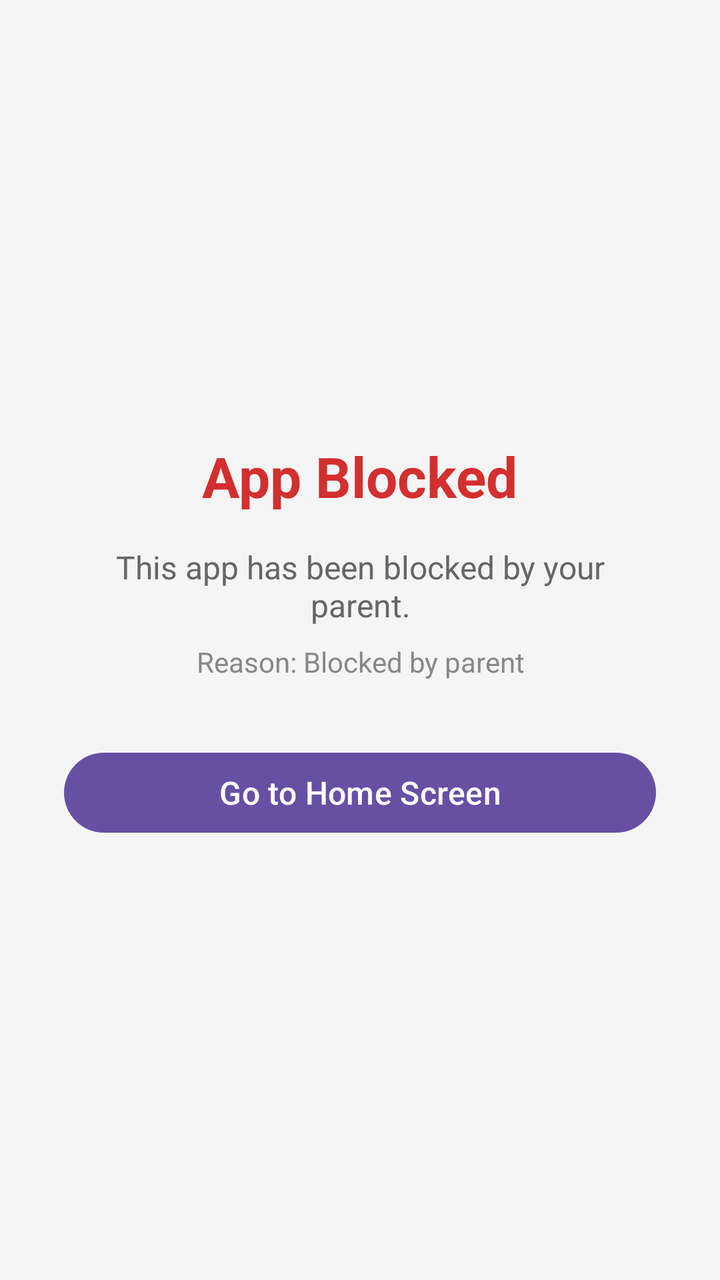
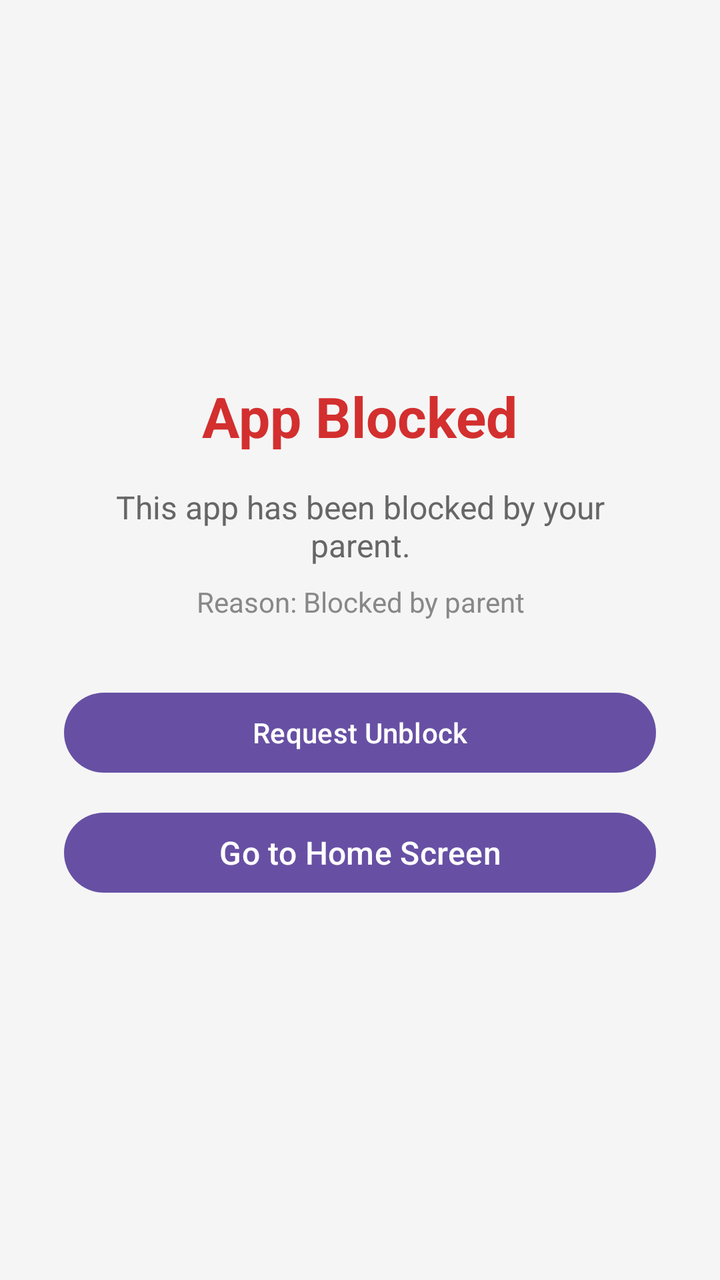

Two renders of the same Android screen: before a commit and after it. Below are the layout's source before the change and the commit's diff.
<!-- AndroidManifest.xml: activity theme Theme.SafeGuard -->
<!-- res/layout/activity_blocked_app_overlay.xml -->
<?xml version="1.0" encoding="utf-8"?>
<LinearLayout xmlns:android="http://schemas.android.com/apk/res/android"
    android:layout_width="match_parent"
    android:layout_height="match_parent"
    android:gravity="center"
    android:orientation="vertical"
    android:padding="32dp"
    android:background="#F5F5F5">

    <TextView
        android:id="@+id/textAppName"
        android:layout_width="wrap_content"
        android:layout_height="wrap_content"
        android:text="App Blocked"
        android:textSize="28sp"
        android:textStyle="bold"
        android:textColor="#D32F2F"
        android:gravity="center" />

    <TextView
        android:layout_width="wrap_content"
        android:layout_height="wrap_content"
        android:layout_marginTop="16dp"
        android:text="This app has been blocked by your parent."
        android:textSize="16sp"
        android:textColor="#666666"
        android:gravity="center" />

    <TextView
        android:id="@+id/textBlockReason"
        android:layout_width="wrap_content"
        android:layout_height="wrap_content"
        android:layout_marginTop="8dp"
        android:text="Reason: Blocked by parent"
        android:textSize="14sp"
        android:textColor="#888888"
        android:gravity="center" />

    <Button
        android:id="@+id/btnGoHome"
        android:layout_width="match_parent"
        android:layout_height="wrap_content"
        android:layout_marginTop="32dp"
        android:text="Go to Home Screen"
        android:textSize="16sp" />

</LinearLayout>
<!-- resources referenced by this layout -->
<resources>
  <style name="Theme.SafeGuard" parent="Theme.Material3.DayNight.NoActionBar">
      </style>
</resources>

<!-- the commit's change to res/layout/activity_blocked_app_overlay.xml (unified diff, before → after) -->
@@ -37,10 +37,17 @@
         android:gravity="center" />
 
     <Button
+        android:id="@+id/btnRequestUnblock"
+        android:layout_width="match_parent"
+        android:layout_height="wrap_content"
+        android:layout_marginTop="32dp"
+        android:text="Request Unblock" />
+
+    <Button
         android:id="@+id/btnGoHome"
         android:layout_width="match_parent"
         android:layout_height="wrap_content"
-        android:layout_marginTop="32dp"
+        android:layout_marginTop="12dp"
         android:text="Go to Home Screen"
         android:textSize="16sp" />
 
